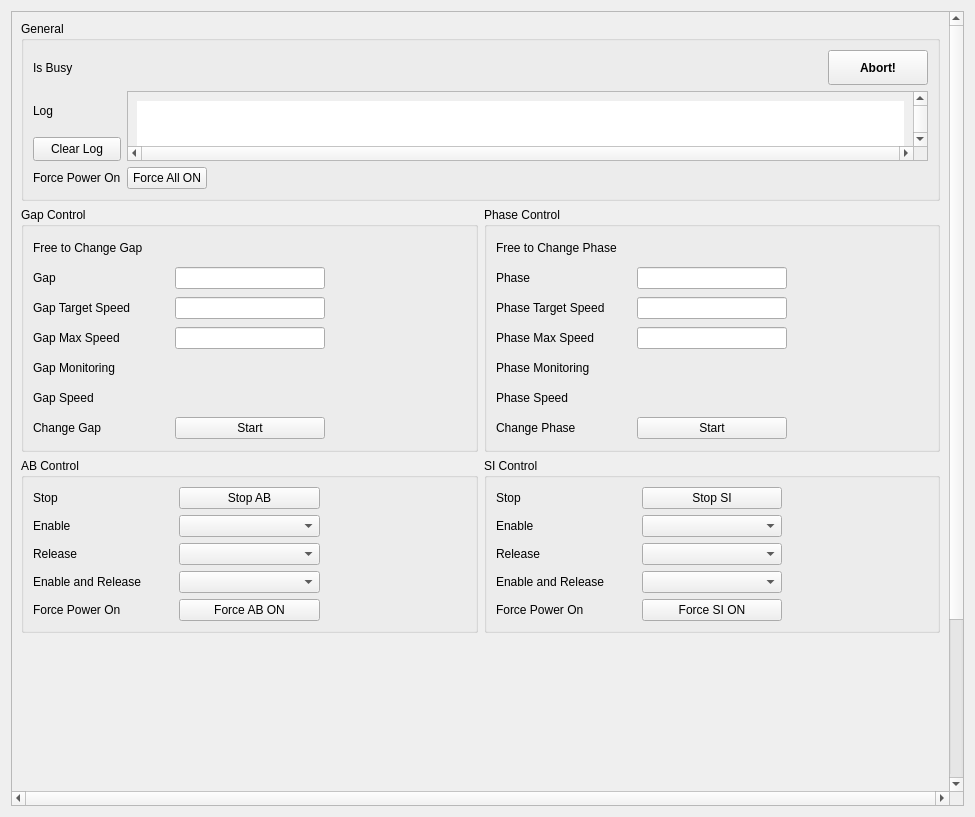
Old version of the form ui/epu.ui in the repository lnls-sirius/machine-applications.
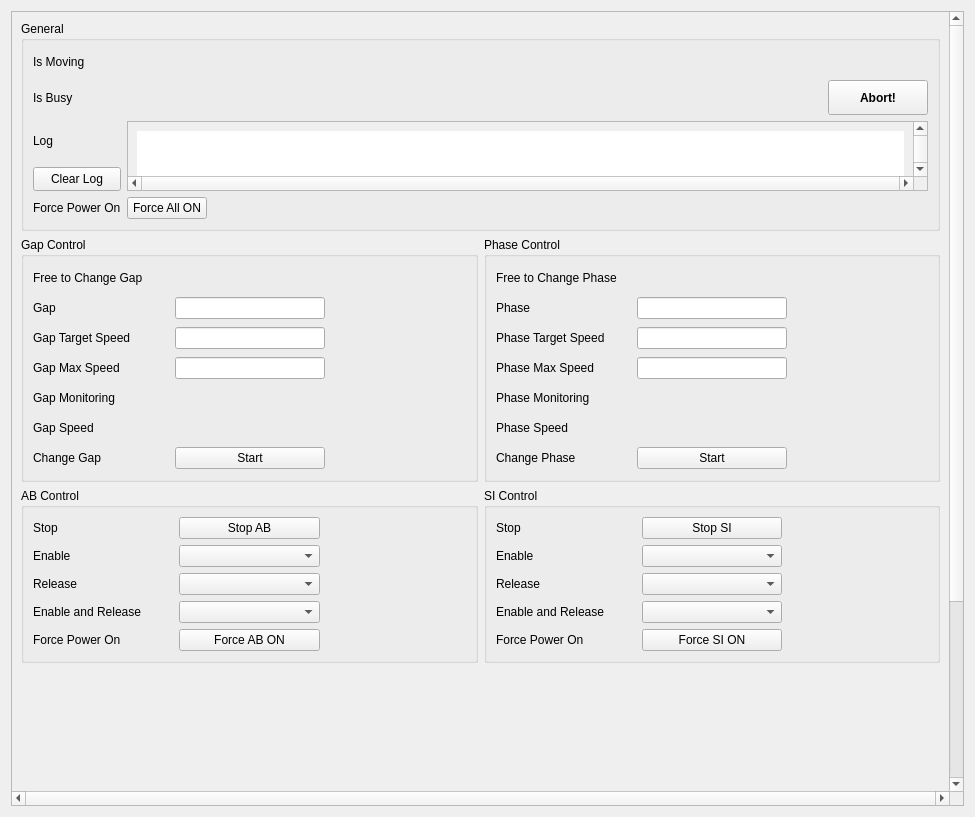
New version of the form. Custom widgets are drawn as their Qt base class.

Commit message: ui/: Update UIs with "*Moving-Mon" status

```diff
--- a/ui/epu.ui
+++ b/ui/epu.ui
@@ -37,7 +37,7 @@
         <x>0</x>
         <y>0</y>
         <width>948</width>
-        <height>944</height>
+        <height>972</height>
        </rect>
       </property>
       <layout class="QGridLayout" name="gridLayout_3">
@@ -53,28 +53,6 @@
            </property>
            <layout class="QGridLayout" name="gridLayout_9">
             <item row="2" column="0">
-             <widget class="PyDMPushButton" name="PyDMPushButton_6">
-              <property name="minimumSize">
-               <size>
-                <width>40</width>
-                <height>24</height>
-               </size>
-              </property>
-              <property name="toolTip">
-               <string/>
-              </property>
-              <property name="text">
-               <string>Clear Log</string>
-              </property>
-              <property name="channel" stdset="0">
-               <string>ca://${PREFIX}ClearLog-Cmd</string>
-              </property>
-              <property name="pressValue" stdset="0">
-               <string>1</string>
-              </property>
-             </widget>
-            </item>
-            <item row="1" column="0">
              <widget class="QLabel" name="label_22">
               <property name="sizePolicy">
                <sizepolicy hsizetype="Minimum" vsizetype="Preferred">
@@ -93,7 +71,26 @@
               </property>
              </widget>
             </item>
-            <item row="0" column="3">
+            <item row="1" column="0">
+             <widget class="QLabel" name="label_21">
+              <property name="sizePolicy">
+               <sizepolicy hsizetype="Minimum" vsizetype="Preferred">
+                <horstretch>0</horstretch>
+                <verstretch>0</verstretch>
+               </sizepolicy>
+              </property>
+              <property name="minimumSize">
+               <size>
+                <width>40</width>
+                <height>24</height>
+               </size>
+              </property>
+              <property name="text">
+               <string>Is Busy</string>
+              </property>
+             </widget>
+            </item>
+            <item row="1" column="3">
              <widget class="PyDMPushButton" name="PyDMPushButton_4">
               <property name="minimumSize">
                <size>
@@ -121,7 +118,94 @@
               </property>
              </widget>
             </item>
-            <item row="0" column="2">
+            <item row="4" column="0">
+             <widget class="QLabel" name="label_7">
+              <property name="text">
+               <string>Force Power On</string>
+              </property>
+             </widget>
+            </item>
+            <item row="4" column="1">
+             <widget class="PyDMPushButton" name="PyDMPushButton_9">
+              <property name="toolTip">
+               <string/>
+              </property>
+              <property name="text">
+               <string>Force All ON</string>
+              </property>
+              <property name="channel" stdset="0">
+               <string>ca://${PREFIX}EnblPwrAll-Cmd</string>
+              </property>
+              <property name="pressValue" stdset="0">
+               <string>1</string>
+              </property>
+             </widget>
+            </item>
+            <item row="1" column="1">
+             <widget class="PyDMByteIndicator" name="PyDMByteIndicator">
+              <property name="minimumSize">
+               <size>
+                <width>16</width>
+                <height>16</height>
+               </size>
+              </property>
+              <property name="maximumSize">
+               <size>
+                <width>16777215</width>
+                <height>16</height>
+               </size>
+              </property>
+              <property name="toolTip">
+               <string/>
+              </property>
+              <property name="channel" stdset="0">
+               <string>ca://${PREFIX}IsBusy-Mon</string>
+              </property>
+              <property name="onColor" stdset="0">
+               <color>
+                <red>255</red>
+                <green>255</green>
+                <blue>0</blue>
+               </color>
+              </property>
+              <property name="offColor" stdset="0">
+               <color>
+                <red>228</red>
+                <green>228</green>
+                <blue>228</blue>
+               </color>
+              </property>
+              <property name="showLabels" stdset="0">
+               <bool>false</bool>
+              </property>
+              <property name="circles" stdset="0">
+               <bool>true</bool>
+              </property>
+             </widget>
+            </item>
+            <item row="3" column="0">
+             <widget class="PyDMPushButton" name="PyDMPushButton_6">
+              <property name="minimumSize">
+               <size>
+                <width>40</width>
+                <height>24</height>
+               </size>
+              </property>
+              <property name="toolTip">
+               <string/>
+              </property>
+              <property name="text">
+               <string>Clear Log</string>
+              </property>
+              <property name="channel" stdset="0">
+               <string>ca://${PREFIX}ClearLog-Cmd</string>
+              </property>
+              <property name="pressValue" stdset="0">
+               <string>1</string>
+              </property>
+             </widget>
+            </item>
+            <item row="1" column="2">
              <spacer name="horizontalSpacer">
               <property name="orientation">
                <enum>Qt::Horizontal</enum>
@@ -134,26 +218,7 @@
               </property>
              </spacer>
             </item>
-            <item row="0" column="0">
-             <widget class="QLabel" name="label_21">
-              <property name="sizePolicy">
-               <sizepolicy hsizetype="Minimum" vsizetype="Preferred">
-                <horstretch>0</horstretch>
-                <verstretch>0</verstretch>
-               </sizepolicy>
-              </property>
-              <property name="minimumSize">
-               <size>
-                <width>40</width>
-                <height>24</height>
-               </size>
-              </property>
-              <property name="text">
-               <string>Is Busy</string>
-              </property>
-             </widget>
-            </item>
-            <item row="1" column="1" rowspan="2" colspan="3">
+            <item row="2" column="1" rowspan="2" colspan="3">
              <widget class="QScrollArea" name="scrollArea_2">
               <property name="minimumSize">
                <size>
@@ -227,8 +292,27 @@
               </widget>
              </widget>
             </item>
+            <item row="0" column="0">
+             <widget class="QLabel" name="label_37">
+              <property name="sizePolicy">
+               <sizepolicy hsizetype="Minimum" vsizetype="Preferred">
+                <horstretch>0</horstretch>
+                <verstretch>0</verstretch>
+               </sizepolicy>
+              </property>
+              <property name="minimumSize">
+               <size>
+                <width>40</width>
+                <height>24</height>
+               </size>
+              </property>
+              <property name="text">
+               <string>Is Moving</string>
+              </property>
+             </widget>
+            </item>
             <item row="0" column="1">
-             <widget class="PyDMByteIndicator" name="PyDMByteIndicator">
+             <widget class="PyDMByteIndicator" name="PyDMByteIndicator_6">
               <property name="minimumSize">
                <size>
                 <width>24</width>
@@ -237,7 +321,7 @@
               </property>
               <property name="maximumSize">
                <size>
-                <width>24</width>
+                <width>16777215</width>
                 <height>24</height>
                </size>
               </property>
@@ -269,29 +353,6 @@
               </property>
              </widget>
             </item>
-            <item row="3" column="0">
-             <widget class="QLabel" name="label_7">
-              <property name="text">
-               <string>Force Power On</string>
-              </property>
-             </widget>
-            </item>
-            <item row="3" column="1">
-             <widget class="PyDMPushButton" name="PyDMPushButton_9">
-              <property name="toolTip">
-               <string/>
-              </property>
-              <property name="text">
-               <string>Force All ON</string>
-              </property>
-              <property name="channel" stdset="0">
-               <string>ca://${PREFIX}EnblPwrAll-Cmd</string>
-              </property>
-              <property name="pressValue" stdset="0">
-               <string>1</string>
-              </property>
-             </widget>
-            </item>
            </layout>
           </widget>
          </item>
```
Left out of the diff: 15 changed lines with no effect on the pictures. The commit also changes 1 other file.
